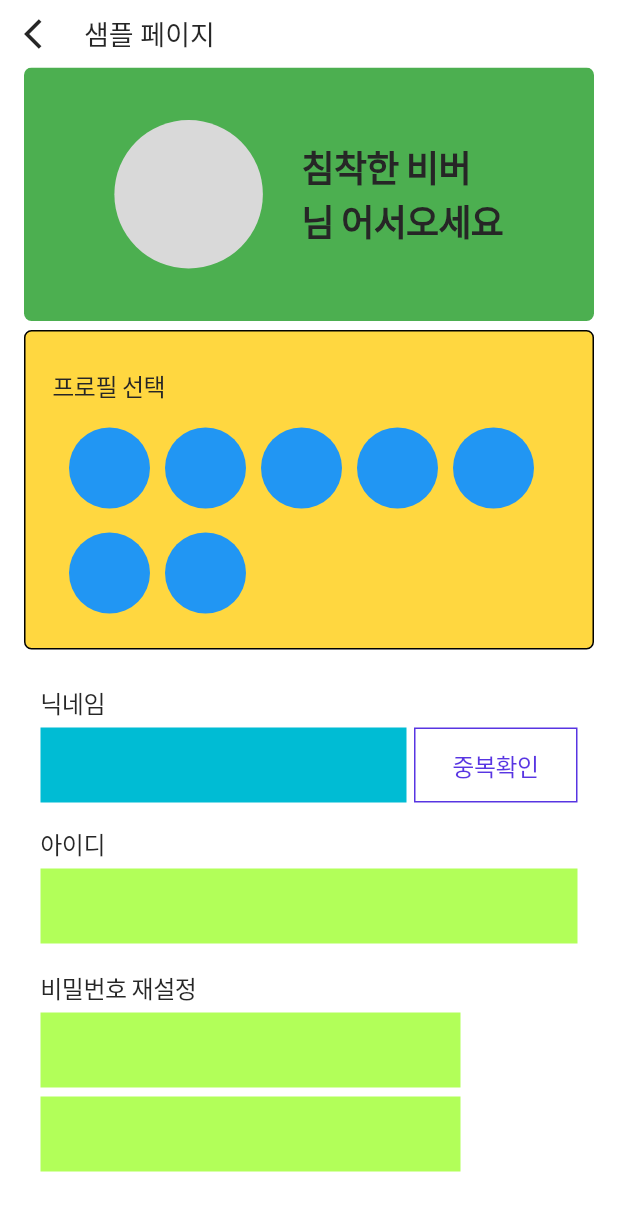
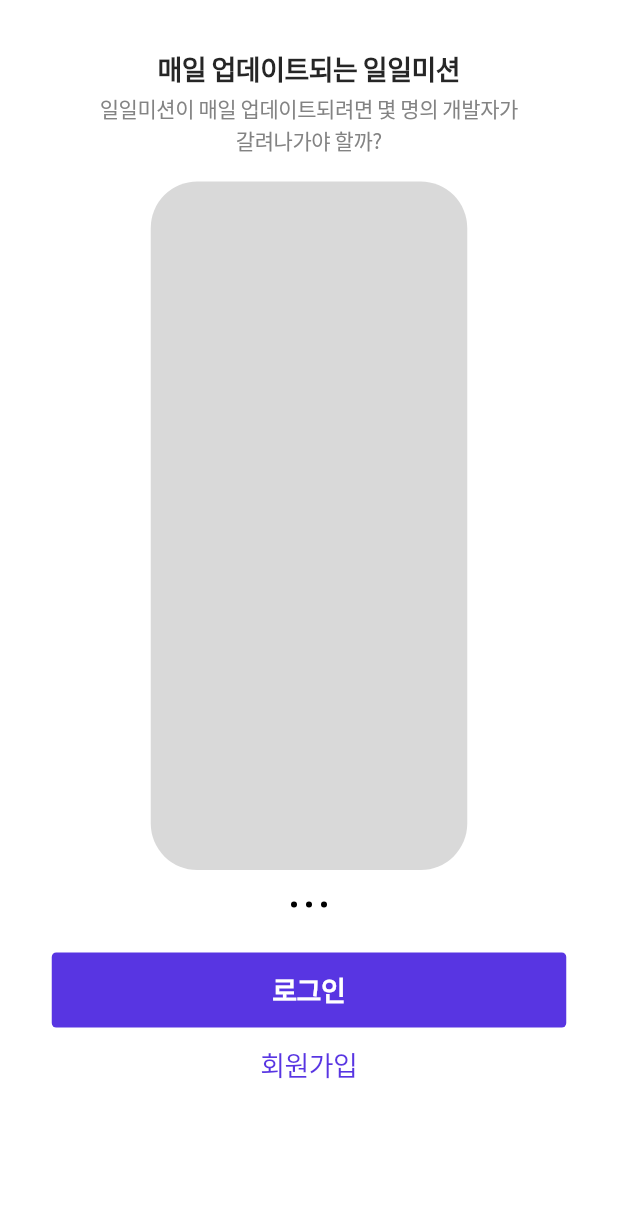
Before and after one commit to inha-cse-hackathon/flutter, a Flutter app: the MyProfile screen opened directly, on a phone screen of 412 x 824 dp. Shown: the top 1211 px of the screen. Run offline on Flutter 3.47's test engine with Material 2 defaults, Android fonts, the phone set to English and light mode, and no system bars; our stand-ins replace fluttertoast, shared_preferences; missing offline and left inert: xtyle; accounts and stored records are empty.

Commit message:
온보딩 작업

```diff
--- a/lib/layout/my_profile.dart
+++ b/lib/layout/my_profile.dart
@@ -2,46 +2,6 @@ import 'package:flutter/material.dart';
 
 import '../style/MyStyle.dart';
 
-class MyProfile extends StatelessWidget {
-  const MyProfile({Key? key}) : super(key: key);
-
-  @override
-  Widget build(BuildContext context) {
-    return Scaffold(
-      resizeToAvoidBottomInset: false,
-      appBar: AppBar(
-        toolbarHeight: 45.0,
-        title: const Text('샘플 페이지'),
-        // leadingWidth: 10,
-        titleSpacing: 0,
-        // leading: Container(color: Colors.blue,),
-        leading: IconButton(
-          icon: const Icon(Icons.arrow_back_ios),
-          onPressed: () {
-            Navigator.pop(context);
-            // 뒤로가기 버튼 누르면 이동하는 곳
-          },
-        ),
-      ),
-      body: SingleChildScrollView(
-        child: Padding(
-          padding: EdgeInsets.symmetric(horizontal: 16),
-          child: Column(
-            children: [
-              ProfileImage(),
-              SizedBox(height: 6),
-              ProfileChoose(),
-              SizedBox(
-                height: 6,
-              ),
-              NickNameChange()
-            ],
-          ),
-        ),
-      ),
-    );
-  }
-}
 
 class ProfileImage extends StatelessWidget {
   const ProfileImage({
--- /dev/null
+++ b/lib/layout/on.dart
@@ -0,0 +1,115 @@
+import 'package:flutter/material.dart';
+
+class MyProfile extends StatelessWidget {
+  const MyProfile({Key? key}) : super(key: key);
+
+  @override
+  Widget build(BuildContext context) {
+    return Scaffold(
+        resizeToAvoidBottomInset: false,
+
+        body: Container(
+          child: Column(
+            crossAxisAlignment: CrossAxisAlignment.center,
+            children: [
+              SizedBox(width: 2000,height: 32,),
+              Text('매일 업데이트되는 일일미션',
+                style: TextStyle(
+                  fontSize: 18.0,
+                  fontWeight: FontWeight.w700,
+                  letterSpacing: -18.0 * 0.02,
+                  color: Color(0xff262626),
+                ),
+              ),
+              SizedBox(height: 3,),
+              Text('일일미션이 매일 업데이트되려면 몇 명의 개발자가',
+                style: TextStyle(
+                  fontSize: 14.0,
+                  fontWeight: FontWeight.w400,
+                  letterSpacing: -14.0 * 0.02,
+                  color: Color(0xff838383),
+                ),
+              ),
+              Text('갈려나가야 할까?',
+                style: TextStyle(
+                  fontSize: 14.0,
+                  fontWeight: FontWeight.w400,
+                  letterSpacing: -14.0 * 0.02,
+                  color: Color(0xff838383),
+                ),
+              ),
+              SizedBox(height: 17,),
+              Container(width: 211,height: 459,
+                decoration: BoxDecoration(
+                  color: Color(0xffD9D9D9),
+                  borderRadius: BorderRadius.all(Radius.circular(31)),
+                ),
+              ),
+              SizedBox(height: 21,),
+              Row(
+                mainAxisAlignment: MainAxisAlignment.center,
+                children: [
+                  Container(
+                    width: 4, height: 4,
+                    decoration: BoxDecoration(
+                      color: Color(0xff000000),
+                      borderRadius: BorderRadius.all(Radius.circular(30)),
+                    ),
+                  ),
+                  SizedBox(
+                    width: 6,
+                  ),
+                  Container(
+                    width: 4, height: 4,
+                    decoration: BoxDecoration(
+                      color: Color(0xff000000),
+                      borderRadius: BorderRadius.all(Radius.circular(30)),
+                    ),
+                  ),
+                  SizedBox(
+                    width: 6,
+                  ),
+                  Container(
+                    width: 4, height: 4,
+                    decoration: BoxDecoration(
+                      color: Color(0xff000000),
+                      borderRadius: BorderRadius.all(Radius.circular(30)),
+                    ),
+                  ),
+                ],
+              ),
+              SizedBox(height: 30,),
+              Container(
+                width: 343,
+                height: 50,
+                decoration: BoxDecoration(
+                  color: Color(0xff5835E2),
+                  borderRadius: BorderRadius.all(Radius.circular(3)),
+                ),
+
+                child: Center(
+                  child: Text("로그인",
+                    style: TextStyle(
+                      fontSize: 18.0,
+                      fontWeight: FontWeight.w700,
+                      letterSpacing: -18.0 * 0.02,
+                      color: Color(0xffFFFFFF),
+                    ),
+                  ),
+                ),
+              ),
+              SizedBox(height: 11,),
+              Text("회원가입",
+                style: TextStyle(
+                  fontSize: 18.0,
+                  fontWeight: FontWeight.w400,
+                  letterSpacing: -18.0 * 0.02,
+                  color: Color(0xff5835E2),
+                ),
+              ),
+            ],
+          ),
+        )
+    );
+  }
+}
--- a/lib/layout/run_app.dart
+++ b/lib/layout/run_app.dart
@@ -1,3 +1,4 @@
+import 'package:cse_hackathon_2022/layout/on.dart';
 import 'package:cse_hackathon_2022/style/MyStyle.dart';
 import 'package:cse_hackathon_2022/widget/authcheck.dart';
 import 'package:flutter/material.dart';
```
